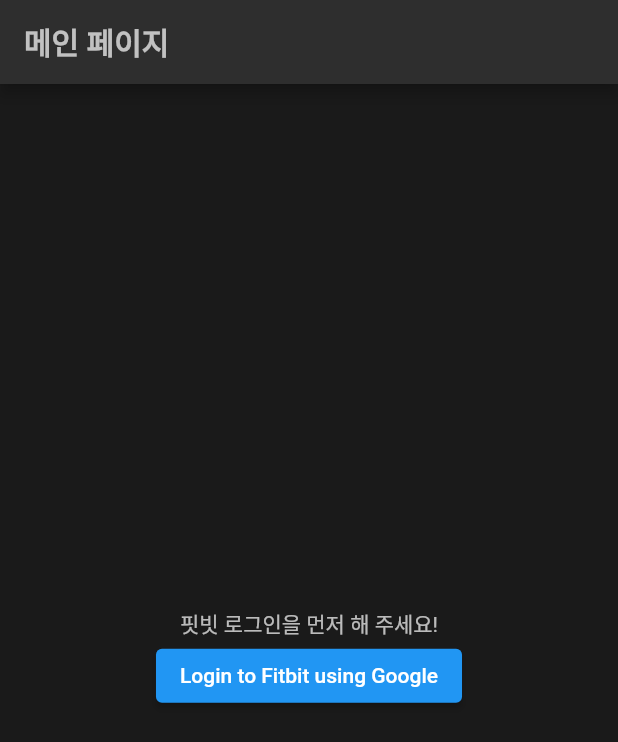
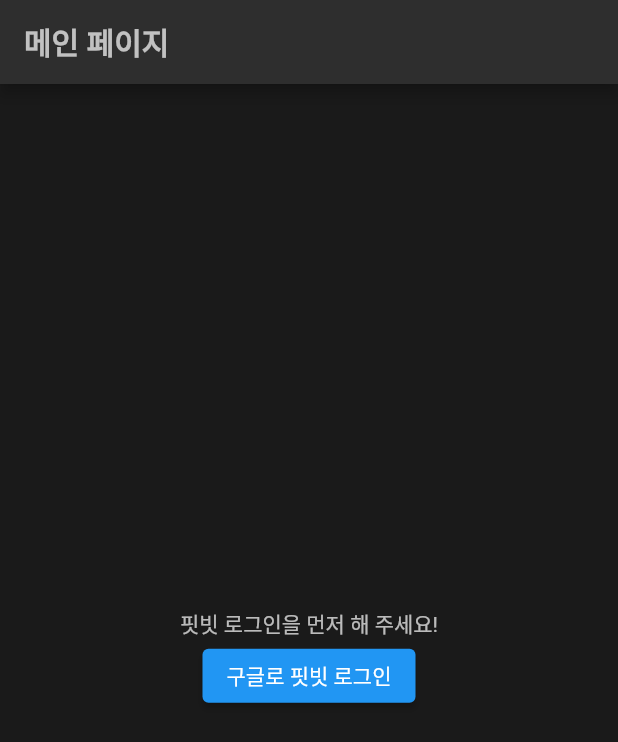
Before and after one commit to JaeeunSkywalker/heart365-for-fitbit, a Flutter app: the screen it shows after launch, on a phone screen of 412 x 824 dp. Shown: the top 742 px of the screen. Run offline on Flutter 3.47's test engine with Material 2 defaults, Android fonts, the phone set to English and light mode, and no system bars; our stand-ins replace dio, flutter_riverpod, flutter_secure_storage, riverpod, rxdart, webview_flutter.

Commit message:
Chore: RxDart 적용 시작

```diff
--- a/lib/consts/plain_consts.dart
+++ b/lib/consts/plain_consts.dart
@@ -2,6 +2,7 @@
 
 //앱 이름
 const String appname = "Heart365";
+
 //앱 테마
 final ThemeData appTheme = ThemeData(
   // 기본적인 배경색은 조금 더 부드러운 검은색으로 설정
--- a/lib/main.dart
+++ b/lib/main.dart
@@ -2,14 +2,15 @@
 
 import 'package:flutter/material.dart';
 import 'package:flutter_riverpod/flutter_riverpod.dart';
-import 'package:heart365_for_fitbit/consts/about_user.dart';
 import 'package:heart365_for_fitbit/consts/plain_consts.dart';
+import 'package:rxdart/rxdart.dart';
 
 import 'provider/data_provider.dart';
 import 'services/storage_service.dart';
 import 'views/my_personal_data_widget.dart';
+import 'utils/encryption_utils.dart';
 import 'views/webview_screen.dart';
-import 'utils/encryption_utils.dart';
+import 'consts/about_user.dart';
 
 void main() => runApp(
       const ProviderScope(
@@ -40,20 +41,20 @@
 class MyHomePageState extends ConsumerState<MyHomePage> {
   String codeVerifier = '';
   String state = '';
-  Map<String, String> allValues = {};
 
-  StreamSubscription? _sub;
+  //싱글톤 객체 만들어 놓음
+  var storage = StorageService.storage;
 
-  Future<void> _loadInitialDate() async {
-    //싱글톤 객체 만들어 놓음
-    const storage = StorageService.storage;
+  //rxdart stream을 시작하자!
+  final allOfUserDataController = BehaviorSubject<Map<String, dynamic>>();
 
-    allValues = await storage.readAll();
+  Future<void> _loadDate() async {
+    final data = await storage.readAll();
+    allOfUserDataController.add(data); // 데이터를 스트림에 추가합니다.
 
-    if (allValues.isNotEmpty) {
+    if (data.isNotEmpty) {
+      //기본값은 false이나 flutter_secure_storage에 잔여 데이터가 있으면 true가 된다.
       ref.read(hasDataStateProvider.notifier).state = true;
-      ref.read(userNameProvider.notifier).state =
-          allValues['displayName'] ?? '사용자 이름';
     }
   }
 
@@ -62,41 +63,56 @@
     super.initState();
     codeVerifier = generateCodeVerifier();
     state = generateState();
-    _loadInitialDate();
+    _loadDate();
   }
 
   @override
   void dispose() {
-    _sub?.cancel();
     super.dispose();
+    allOfUserDataController.close(); // 리소스를 해제합니다.
   }
 
   @override
   Widget build(BuildContext context) {
-    String userName = ref.watch(userNameProvider);
+    return StreamBuilder<Map<String, dynamic>>(
+      stream: allOfUserDataController.stream,
+      builder: (context, snapshot) {
+        if (!snapshot.hasData) {
+          return const CircularProgressIndicator(); // 로딩 인디케이터
+        }
+        final data = snapshot.data!;
         return Scaffold(
           appBar: AppBar(
             title: const Text('메인 페이지'),
           ),
           body: Center(
-        child: Container(
-          decoration: const BoxDecoration(),
             child: Column(
               crossAxisAlignment: CrossAxisAlignment.center,
               mainAxisAlignment: MainAxisAlignment.center,
               children: [
-              ref.watch(hasDataStateProvider)
-                  ? Center(
+                if (ref.watch(loginStatusProvider)) ...[
+                  Container(
+                    width: 100.0,
+                    height: 100.0,
+                    decoration: BoxDecoration(
+                      image: DecorationImage(
+                        //TODO:이미지를 캐싱할 수 있지 않을까?
+                        image: NetworkImage(data['avatar']),
+                        fit: BoxFit.cover,
+                      ),
+                    ),
+                  ),
+                  Center(
                     child: Text(
-                        '안녕하세요 $userName님!',
+                      '안녕하세요 ${data['displayName']}님!',
                     ),
-                    )
-                  : Center(
-                      child: const Text('핏빗 로그인을 먼저 해 주세요!'),
                   ),
-              ref.watch(hasDataStateProvider)
-                  ? const MyPersonalDataWidget() //내 개인 데이터 대시보드
-                  : ElevatedButton(
+                  const MyPersonalDataWidget(), //내 개인 데이터 대시보드
+                ] else ...[
+                  const Center(
+                    child: Text('핏빗 로그인을 먼저 해 주세요!'),
+                  ),
+                  ElevatedButton(
                     onPressed: () {
                       final Uri authUrl = Uri.https(
                         'www.fitbit.com',
@@ -123,12 +139,14 @@
                         ),
                       );
                     },
-                      child: const Text('Login to Fitbit using Google'),
+                    child: const Text('구글로 핏빗 로그인'),
                   ),
+                ]
               ],
             ),
           ),
-      ),
+        );
+      },
     );
   }
 }
--- a/lib/provider/data_provider.dart
+++ b/lib/provider/data_provider.dart
@@ -1,6 +1,9 @@
 import 'package:riverpod/riverpod.dart';
+
+//지금 상태 관리 중인 거
+//userName, loginStatus
 
 //flutter_secure_storage에 데이터가 있는지 확인하는 flag
 final hasDataStateProvider = StateProvider<bool>((ref) => false);
-//앱 전역에서 사용되는 user 이름
-final userNameProvider = StateProvider<String>((ref) => '');
+//로그인 상태 관리는 flutter_secure_storage와 riverpod을 동시 활용
+final loginStatusProvider = StateProvider<bool>((ref) => false);
--- a/lib/services/fitbit_api_service.dart
+++ b/lib/services/fitbit_api_service.dart
@@ -20,9 +20,7 @@
 
   Future<dynamic> getUserProfile(String userId) async {
     // 토큰이 없다면 저장소에서 가져옵니다.
-    if (accessToken == null) {
-      accessToken = await storage.read(key: 'accessToken');
-    }
+    accessToken = await storage.read(key: 'accessToken');
 
     return _get('/1/user/$userId/profile.json');
   }
--- a/lib/views/my_personal_data_widget.dart
+++ b/lib/views/my_personal_data_widget.dart
@@ -30,14 +30,14 @@
             var profile = await service.getUserProfile(userId!);
             safePrint(profile);
           },
-          child: const Text('개인 데이터 새로 불러 오기'),
+          child: const Text('최신 데이터 불러 오기'),
         ),
         TextButton(
           onPressed: () async {
             storage.deleteAll();
-            ref.read(hasDataStateProvider.notifier).state = false;
+            ref.read(loginStatusProvider.notifier).state = false;
           },
-          child: const Text('앱 내 모든 개인 데이터 삭제하고 재로그인하기'),
+          child: const Text('로그아웃'),
         ),
       ],
     );
--- a/lib/views/webview_screen.dart
+++ b/lib/views/webview_screen.dart
@@ -42,10 +42,10 @@
             if (request.url.startsWith(redirectUrl)) {
               final Uri uri = Uri.parse(request.url);
               handleReceivedUri(uri);
+              ref.read(loginStatusProvider.notifier).state = true;
 
               //웹뷰에서 'webpage not available'를 표시하지 않기 위해 리디렉션을 중지
               //하는 코드이나 실제로 적용하면 무한 로딩 발생해서 적용하지 않음
-              ref.read(hasDataStateProvider.notifier).state = true;
               Navigator.pop(context);
               return NavigationDecision.prevent;
             }
```
Lines whose indentation alone changed are shown as unchanged.
